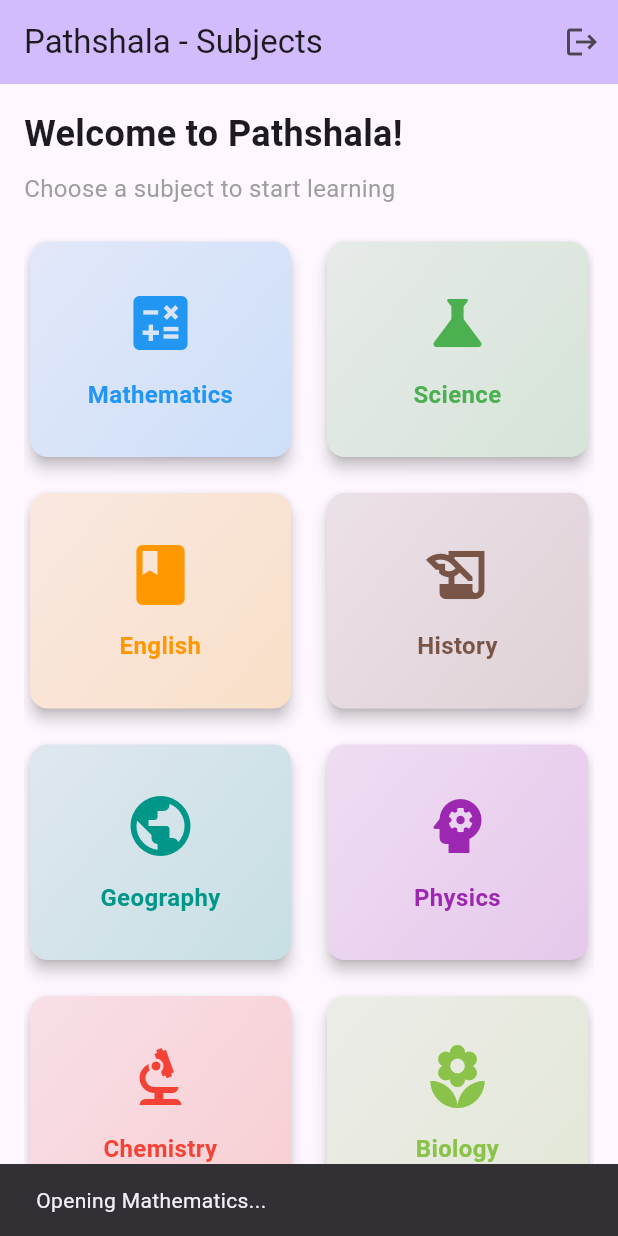
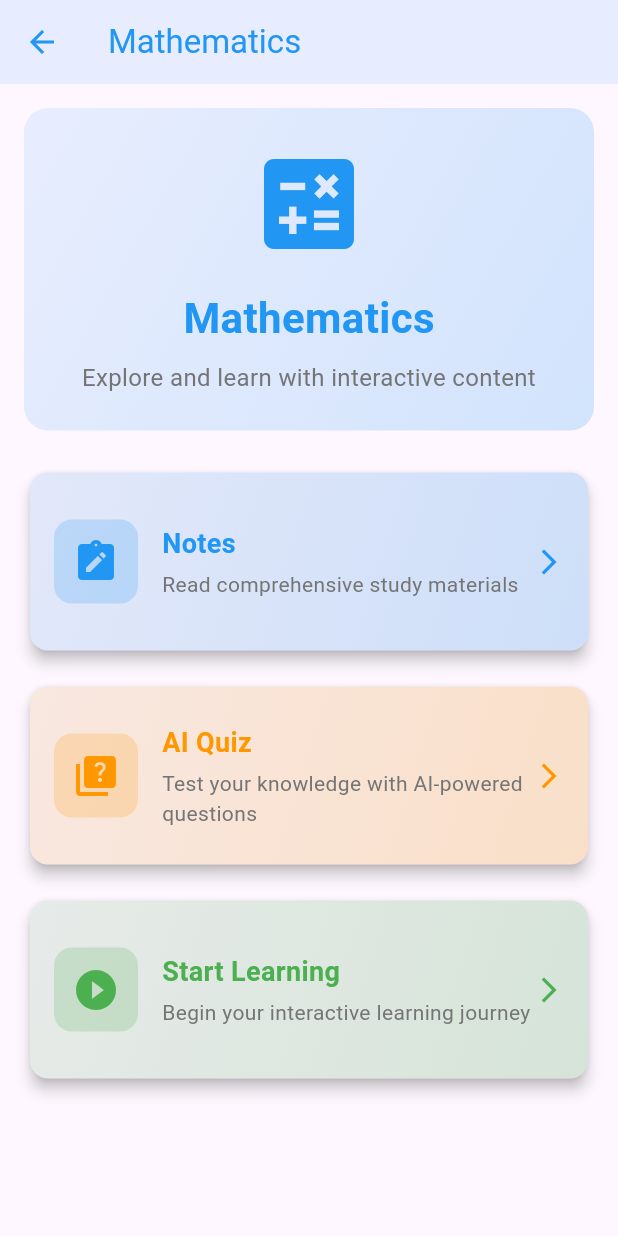
Before and after one commit to sanjaysagar12/pathshala_std, a Flutter app: the HomeScreen screen opened by its route, after a tap on "Mathematics", on a phone screen of 412 x 824 dp. Run offline on Flutter 3.47's test engine with Material 3 defaults, Android fonts, the phone set to English and light mode, and no system bars.

Commit message:
feat: add subject detail screen; Implement navigation and display for subject details

```diff
--- a/lib/main.dart
+++ b/lib/main.dart
@@ -2,6 +2,7 @@ import 'package:flutter/material.dart';
 import 'screen/splash_screen.dart';
 import 'screen/login_screen.dart';
 import 'screen/home_screen.dart';
+import 'screen/subject_detail_screen.dart';
 
 void main() {
   runApp(const MyApp());
@@ -24,6 +25,19 @@ class MyApp extends StatelessWidget {
         '/login': (context) => const LoginScreen(),
         '/home': (context) => const HomeScreen(),
       },
+      onGenerateRoute: (settings) {
+        if (settings.name == '/subject-detail') {
+          final args = settings.arguments as Map<String, dynamic>;
+          return MaterialPageRoute(
+            builder: (context) => SubjectDetailScreen(
+              subjectName: args['name'],
+              subjectIcon: args['icon'],
+              subjectColor: args['color'],
+            ),
+          );
+        }
+        return null;
+      },
     );
   }
 }
--- a/lib/screen/home_screen.dart
+++ b/lib/screen/home_screen.dart
@@ -66,11 +66,14 @@ class HomeScreen extends StatelessWidget {
                     elevation: 4,
                     child: InkWell(
                       onTap: () {
-                        ScaffoldMessenger.of(context).showSnackBar(
-                          SnackBar(
-                            content: Text('Opening ${subject['name']}...'),
-                            duration: const Duration(seconds: 1),
-                          ),
+                        Navigator.pushNamed(
+                          context,
+                          '/subject-detail',
+                          arguments: {
+                            'name': subject['name'],
+                            'icon': subject['icon'],
+                            'color': subject['color'],
+                          },
                         );
                       },
                       borderRadius: BorderRadius.circular(12),
--- /dev/null
+++ b/lib/screen/subject_detail_screen.dart
@@ -0,0 +1,201 @@
+import 'package:flutter/material.dart';
+
+class SubjectDetailScreen extends StatelessWidget {
+  final String subjectName;
+  final IconData subjectIcon;
+  final Color subjectColor;
+
+  const SubjectDetailScreen({
+    super.key,
+    required this.subjectName,
+    required this.subjectIcon,
+    required this.subjectColor,
+  });
+
+  @override
+  Widget build(BuildContext context) {
+    return Scaffold(
+      appBar: AppBar(
+        title: Text(subjectName),
+        backgroundColor: subjectColor.withOpacity(0.1),
+        foregroundColor: subjectColor,
+        leading: IconButton(
+          onPressed: () => Navigator.pop(context),
+          icon: const Icon(Icons.arrow_back),
+        ),
+      ),
+      body: Padding(
+        padding: const EdgeInsets.all(16.0),
+        child: Column(
+          children: [
+            // Subject Header
+            Container(
+              width: double.infinity,
+              padding: const EdgeInsets.all(24),
+              decoration: BoxDecoration(
+                borderRadius: BorderRadius.circular(16),
+                gradient: LinearGradient(
+                  begin: Alignment.topLeft,
+                  end: Alignment.bottomRight,
+                  colors: [
+                    subjectColor.withOpacity(0.1),
+                    subjectColor.withOpacity(0.2),
+                  ],
+                ),
+              ),
+              child: Column(
+                children: [
+                  Icon(
+                    subjectIcon,
+                    size: 80,
+                    color: subjectColor,
+                  ),
+                  const SizedBox(height: 16),
+                  Text(
+                    subjectName,
+                    style: TextStyle(
+                      fontSize: 28,
+                      fontWeight: FontWeight.bold,
+                      color: subjectColor,
+                    ),
+                  ),
+                  const SizedBox(height: 8),
+                  Text(
+                    'Explore and learn with interactive content',
+                    style: TextStyle(
+                      fontSize: 16,
+                      color: Colors.grey[600],
+                    ),
+                    textAlign: TextAlign.center,
+                  ),
+                ],
+              ),
+            ),
+            const SizedBox(height: 24),
+            // Learning Options
+            Expanded(
+              child: GridView.count(
+                crossAxisCount: 1,
+                childAspectRatio: 3,
+                crossAxisSpacing: 16,
+                mainAxisSpacing: 16,
+                children: [
+                  _buildLearningCard(
+                    context,
+                    'Notes',
+                    'Read comprehensive study materials',
+                    Icons.note_alt,
+                    Colors.blue,
+                    () => _showComingSoon(context, 'Notes'),
+                  ),
+                  _buildLearningCard(
+                    context,
+                    'AI Quiz',
+                    'Test your knowledge with AI-powered questions',
+                    Icons.quiz,
+                    Colors.orange,
+                    () => _showComingSoon(context, 'AI Quiz'),
+                  ),
+                  _buildLearningCard(
+                    context,
+                    'Start Learning',
+                    'Begin your interactive learning journey',
+                    Icons.play_circle_filled,
+                    Colors.green,
+                    () => _showComingSoon(context, 'Start Learning'),
+                  ),
+                ],
+              ),
+            ),
+          ],
+        ),
+      ),
+    );
+  }
+
+  Widget _buildLearningCard(
+    BuildContext context,
+    String title,
+    String description,
+    IconData icon,
+    Color color,
+    VoidCallback onTap,
+  ) {
+    return Card(
+      elevation: 4,
+      child: InkWell(
+        onTap: onTap,
+        borderRadius: BorderRadius.circular(12),
+        child: Container(
+          padding: const EdgeInsets.all(16),
+          decoration: BoxDecoration(
+            borderRadius: BorderRadius.circular(12),
+            gradient: LinearGradient(
+              begin: Alignment.topLeft,
+              end: Alignment.bottomRight,
+              colors: [
+                color.withOpacity(0.1),
+                color.withOpacity(0.2),
+              ],
+            ),
+          ),
+          child: Row(
+            children: [
+              Container(
+                padding: const EdgeInsets.all(12),
+                decoration: BoxDecoration(
+                  color: color.withOpacity(0.2),
+                  borderRadius: BorderRadius.circular(12),
+                ),
+                child: Icon(
+                  icon,
+                  size: 32,
+                  color: color,
+                ),
+              ),
+              const SizedBox(width: 16),
+              Expanded(
+                child: Column(
+                  crossAxisAlignment: CrossAxisAlignment.start,
+                  mainAxisAlignment: MainAxisAlignment.center,
+                  children: [
+                    Text(
+                      title,
+                      style: TextStyle(
+                        fontSize: 18,
+                        fontWeight: FontWeight.bold,
+                        color: color,
+                      ),
+                    ),
+                    const SizedBox(height: 4),
+                    Text(
+                      description,
+                      style: TextStyle(
+                        fontSize: 14,
+                        color: Colors.grey[600],
+                      ),
+                    ),
+                  ],
+                ),
+              ),
+              Icon(
+                Icons.arrow_forward_ios,
+                color: color,
+                size: 20,
+              ),
+            ],
+          ),
+        ),
+      ),
+    );
+  }
+
+  void _showComingSoon(BuildContext context, String feature) {
+    ScaffoldMessenger.of(context).showSnackBar(
+      SnackBar(
+        content: Text('$feature feature coming soon!'),
+        duration: const Duration(seconds: 2),
+      ),
+    );
+  }
+}
```
